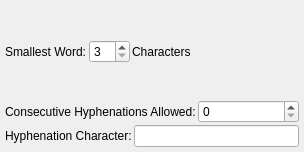
The window that scribus/ui/propertywidget_hyphenationbase.ui (nitramr/scribus) describes before a commit, drawn with Qt 5.
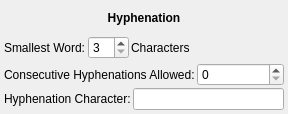
The same window after the commit.

Patch:
```diff
--- a/scribus/ui/propertywidget_hyphenationbase.ui
+++ b/scribus/ui/propertywidget_hyphenationbase.ui
@@ -6,10 +6,28 @@
    <rect>
     <x>0</x>
     <y>0</y>
-    <width>304</width>
-    <height>152</height>
+    <width>288</width>
+    <height>114</height>
    </rect>
   </property>
+  <property name="sizePolicy">
+   <sizepolicy hsizetype="MinimumExpanding" vsizetype="MinimumExpanding">
+    <horstretch>0</horstretch>
+    <verstretch>0</verstretch>
+   </sizepolicy>
+  </property>
+  <property name="minimumSize">
+   <size>
+    <width>0</width>
+    <height>0</height>
+   </size>
+  </property>
+  <property name="maximumSize">
+   <size>
+    <width>16777215</width>
+    <height>16777215</height>
+   </size>
+  </property>
   <property name="windowTitle">
    <string notr="true">Frame</string>
   </property>
@@ -18,19 +36,38 @@
     <number>2</number>
    </property>
    <property name="leftMargin">
-    <number>5</number>
+    <number>4</number>
    </property>
    <property name="topMargin">
-    <number>5</number>
+    <number>4</number>
    </property>
    <property name="rightMargin">
-    <number>5</number>
+    <number>4</number>
    </property>
    <property name="bottomMargin">
-    <number>5</number>
+    <number>4</number>
    </property>
+   <item>
+    <widget class="QLabel" name="label_5">
+     <property name="font">
+      <font>
+       <weight>75</weight>
+       <bold>true</bold>
+      </font>
+     </property>
+     <property name="text">
+      <string>Hyphenation</string>
+     </property>
+     <property name="alignment">
+      <set>Qt::AlignCenter</set>
+     </property>
+    </widget>
+   </item>
    <item>
     <layout class="QHBoxLayout" name="horizontalLayout">
+     <property name="spacing">
+      <number>2</number>
+     </property>
      <item>
       <widget class="QLabel" name="label">
        <property name="text">
@@ -72,6 +109,9 @@
    </item>
    <item>
     <layout class="QHBoxLayout" name="horizontalLayout_2">
+     <property name="spacing">
+      <number>2</number>
+     </property>
      <item>
       <widget class="QLabel" name="label_3">
        <property name="text">
@@ -91,6 +131,9 @@
    </item>
    <item>
     <layout class="QHBoxLayout" name="horizontalLayout_3">
+     <property name="spacing">
+      <number>2</number>
+     </property>
      <item>
       <widget class="QLabel" name="label_4">
        <property name="text">
```
